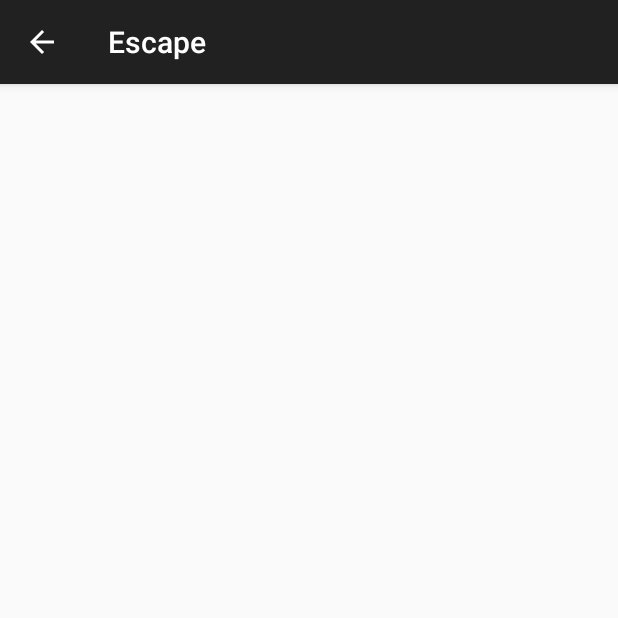
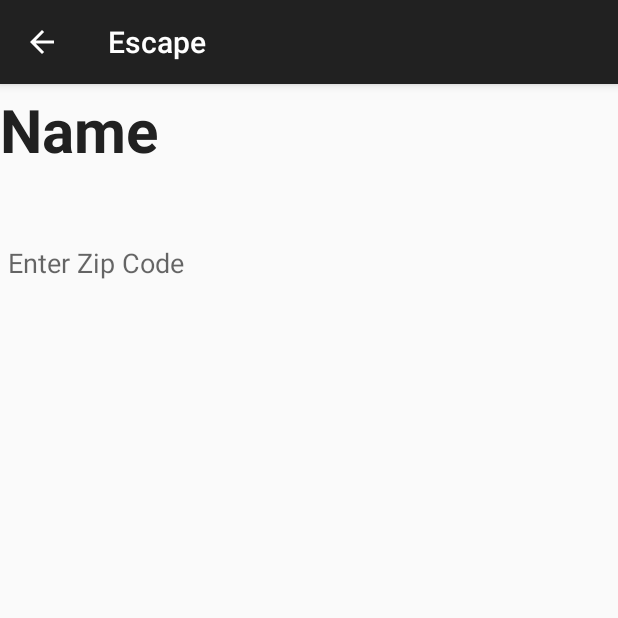
Before and after one commit to RuzindanaWendyOrnella/Outing, an Android app: the EventActivity screen opened directly, with no data from a screen before it, on a phone screen of 412 x 824 dp, the top half of it. Run offline under Robolectric (Android 15) with nearby library versions, the phone set to English and light mode, and no system bars; Roboto replaces fonts that are not available here.

Commit message:
created events.xml containing edit text and text views

```diff
--- a/app/src/main/res/layout/activity_events.xml
+++ b/app/src/main/res/layout/activity_events.xml
@@ -1,5 +1,114 @@
 <?xml version="1.0" encoding="utf-8"?>
 <RelativeLayout xmlns:android="http://schemas.android.com/apk/res/android"
     android:layout_width="match_parent" android:layout_height="match_parent">
+    <TextView
+           android:id="@+id/nameOfEvent"
+           android:layout_width="match_parent"
+           android:layout_height="match_parent"
+           android:layout_alignParentTop="true"
+           android:layout_marginTop="3dp"
+           android:text="Name"
+           android:textColor="@color/colorPrimary"
+           android:textSize="40sp"
+           android:textStyle="bold" />
 
+       <EditText
+           android:id="@+id/locationNameText"
+           android:layout_width="wrap_content"
+           android:layout_height="wrap_content"
+           android:layout_alignParentBottom="true"
+           android:layout_marginBottom="631dp"
+           android:background="@color/colorAccent"
+           android:hint="Enter Zip Code"
+           android:padding="5dp"
+           android:textAlignment="textEnd" />
+
+    <!--  <TextView
+          android:id="@+id/typeOfEvent"
+          android:layout_width="match_parent"
+          android:layout_height="match_parent"
+          android:layout_alignParentTop="true"
+          android:layout_marginTop="120dp"
+          android:text="Type"
+          android:textColor="@color/colorPrimary"
+          android:textSize="40sp"
+          android:textStyle="bold" />
+
+      <EditText
+          android:id="@+id/locationTypeText"
+          android:layout_width="wrap_content"
+          android:layout_height="wrap_content"
+          android:layout_alignParentBottom="true"
+          android:layout_marginBottom="511dp"
+          android:background="@color/colorAccent"
+          android:hint="Enter Zip Code"
+          android:padding="5dp"
+          android:textAlignment="textEnd" />
+
+      <TextView
+          android:id="@+id/descriptionOfEvent"
+          android:layout_width="match_parent"
+          android:layout_height="match_parent"
+          android:layout_alignParentTop="true"
+          android:layout_marginTop="240dp"
+          android:text="Description"
+          android:textColor="@color/colorPrimary"
+          android:textSize="40sp"
+          android:textStyle="bold" />
+
+      <EditText
+          android:id="@+id/locationDescriptionText"
+          android:layout_width="149dp"
+          android:layout_height="wrap_content"
+          android:layout_alignParentBottom="true"
+          android:layout_marginBottom="377dp"
+          android:background="@color/colorAccent"
+          android:hint="Enter Zip Code"
+          android:padding="5dp"
+          android:textAlignment="textEnd" />
+
+      <TextView
+          android:id="@+id/DressCodeOfEvent"
+          android:layout_width="match_parent"
+          android:layout_height="match_parent"
+          android:layout_alignParentTop="true"
+          android:layout_marginTop="400dp"
+          android:text="DressCode"
+          android:textColor="@color/colorPrimary"
+          android:textSize="40sp"
+          android:textStyle="bold" />
+
+      <EditText
+          android:id="@+id/locationDressCodeText"
+          android:layout_width="wrap_content"
+          android:layout_height="wrap_content"
+          android:layout_alignParentBottom="true"
+          android:layout_marginBottom="200dp"
+          android:background="@color/colorAccent"
+          android:hint="Enter Zip Code"
+          android:padding="5dp"
+          android:textAlignment="textEnd" />
+
+      <TextView
+          android:id="@+id/TimeOfEvent"
+          android:layout_width="match_parent"
+          android:layout_height="match_parent"
+          android:layout_alignParentTop="true"
+          android:layout_marginTop="565dp"
+          android:text="Time"
+          android:textColor="@color/colorPrimary"
+          android:textSize="40sp"
+          android:textStyle="bold" />
+
+      <EditText
+          android:id="@+id/locationTimeText"
+          android:layout_width="wrap_content"
+          android:layout_height="wrap_content"
+          android:layout_alignParentBottom="true"
+          android:layout_marginBottom="72dp"
+          android:background="@color/colorAccent"
+          android:hint="Enter Zip Code"
+          android:padding="5dp"
+          android:textAlignment="textEnd" />
+  -->
 </RelativeLayout>
```
